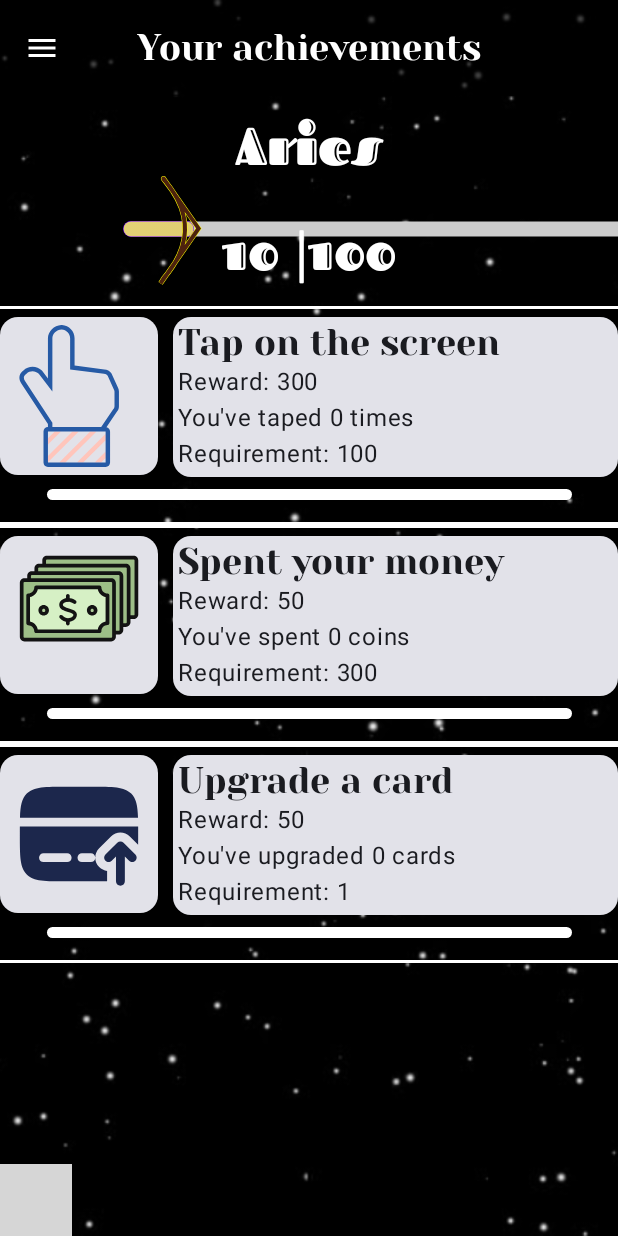
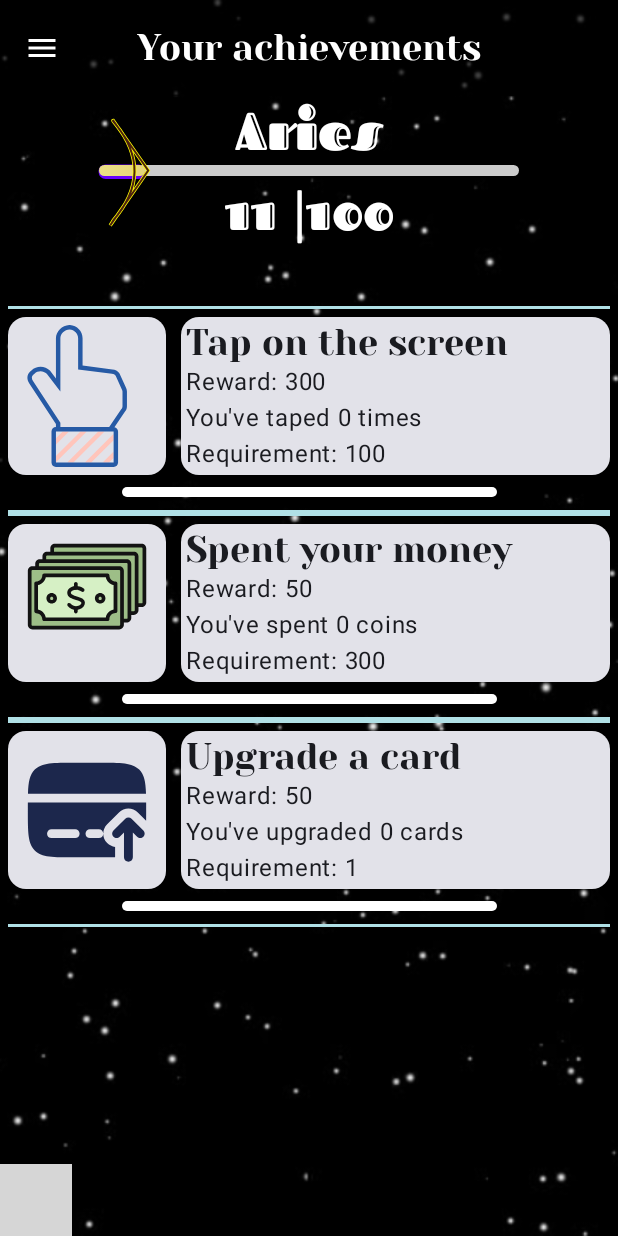
Before and after one commit to checkBG/Space, an Android app built with Jetpack Compose: the Status screen opened through its navigation route, on a phone screen of 412 x 824 dp. Run offline under Robolectric (Android 15) with nearby library versions, the phone set to English and light mode, and no system bars; our stand-ins replace window size class; libraries missing offline, so code that uses them is left out: com.exyte.animatednavbar; 1 statement that could not run was skipped; grey boxes are pictures that could not be loaded.

```diff
--- a/app/src/main/java/com/example/space/MainScreen.kt
+++ b/app/src/main/java/com/example/space/MainScreen.kt
@@ -19,7 +19,7 @@ import com.example.space.utils.SpaceScreenSize
 val gameViewModel: GameViewModel = GameViewModel()
 
 @Composable
-fun MainScreen(windowSize: WindowWidthSizeClass) {
+fun MainScreen(windowSize: WindowWidthSizeClass, modifier: Modifier = Modifier) {
     val navController = rememberNavController()
     val backStack by navController.currentBackStackEntryAsState()
     val currentScreen = backStack?.destination
@@ -59,18 +59,19 @@ fun MainScreen(windowSize: WindowWidthSizeClass) {
                 } else {
                     MaterialTheme.typography.displayMedium
                 },
-                color = Screens.valueOf(value = currentScreen?.route ?: Screens.Planet.name).color
+                color = Screens.valueOf(value = currentScreen?.route ?: Screens.Planet.name).color,
+                modifier = modifier
             )
         },
         bottomBar = {
-            BottomBar(navController = navController, currentScreen = currentScreen)
+            BottomBar(navController = navController, currentScreen = currentScreen, modifier = modifier)
         }
     ) { innerPadding ->
         BottomNavGraph(
             screenSize = screenSize,
             navController = navController,
             gameViewModel = gameViewModel,
-            modifier = Modifier.padding(innerPadding)
+            modifier = modifier.padding(innerPadding)
         )
     }
 }
--- a/app/src/main/java/com/example/space/app/bars/SpaceBottomAppBar.kt
+++ b/app/src/main/java/com/example/space/app/bars/SpaceBottomAppBar.kt
@@ -31,7 +31,7 @@ import com.exyte.animatednavbar.animation.indendshape.Height
 private var selectedIndex = mutableIntStateOf(0)
 
 @Composable
-fun BottomBar(navController: NavHostController, currentScreen: NavDestination?) {
+fun BottomBar(navController: NavHostController, currentScreen: NavDestination?, modifier: Modifier) {
     val screens = listOfScreens
     val color by animateColorAsState(
         targetValue = when (currentScreen?.route) {
@@ -48,7 +48,8 @@ fun BottomBar(navController: NavHostController, currentScreen: NavDestination?)
         barColor = Color.Transparent,
         ballColor = color,
         ballAnimation = Straight(tween(durationMillis = 450, delayMillis = 100)),
-        indentAnimation = Height(tween(300))
+        indentAnimation = Height(tween(300)),
+        modifier = modifier
     ) {
         screens.forEachIndexed { index, screen ->
             Row {
--- a/app/src/main/java/com/example/space/app/bars/SpaceTopAppBar.kt
+++ b/app/src/main/java/com/example/space/app/bars/SpaceTopAppBar.kt
@@ -12,6 +12,7 @@ import androidx.compose.material3.Text
 import androidx.compose.material3.TopAppBarDefaults
 import androidx.compose.runtime.Composable
 import androidx.compose.ui.Modifier
+import androidx.compose.ui.focus.focusModifier
 import androidx.compose.ui.graphics.Color
 import androidx.compose.ui.res.colorResource
 import androidx.compose.ui.res.stringResource
@@ -23,7 +24,8 @@ import com.example.space.R
 fun SpaceTopAppBar(
     @StringRes textTopAppBar: Int,
     @ColorRes color: Int,
-    style: TextStyle
+    style: TextStyle,
+    modifier: Modifier = Modifier
 ) {
     CenterAlignedTopAppBar(
         title = {
@@ -41,6 +43,7 @@ fun SpaceTopAppBar(
         },
         colors = TopAppBarDefaults.topAppBarColors(
             containerColor = Color.Transparent.copy(alpha = 0.7f)
-        )
+        ),
+        modifier = modifier
     )
 }
--- a/app/src/main/java/com/example/space/fundamental/StatusScreen.kt
+++ b/app/src/main/java/com/example/space/fundamental/StatusScreen.kt
@@ -16,7 +16,6 @@ import androidx.compose.foundation.layout.fillMaxSize
 import androidx.compose.foundation.layout.height
 import androidx.compose.foundation.layout.padding
 import androidx.compose.foundation.layout.size
-import androidx.compose.foundation.layout.sizeIn
 import androidx.compose.foundation.layout.width
 import androidx.compose.foundation.layout.wrapContentSize
 import androidx.compose.foundation.lazy.LazyColumn
@@ -39,8 +38,6 @@ import androidx.compose.ui.graphics.Color
 import androidx.compose.ui.graphics.Path
 import androidx.compose.ui.graphics.drawscope.Stroke
 import androidx.compose.ui.layout.ContentScale
-import androidx.compose.ui.platform.LocalConfiguration
-import androidx.compose.ui.platform.LocalDensity
 import androidx.compose.ui.res.colorResource
 import androidx.compose.ui.res.painterResource
 import androidx.compose.ui.res.stringResource
@@ -74,12 +71,14 @@ fun StatusScreen(
             currentCoins = gamePlanetState.coins,
             nextCoins = zodiacState.requireCoins,
             zodiacSign = zodiacState.zodiacSign,
+            screenSize = screenSize,
             modifier = modifier
         )
 
         ColumnOfAchievements(
             listOfAchievements = achievements,
             gameViewModel = gameViewModel,
+            screenSize = screenSize,
             modifier = modifier
                 .padding(top = 140.dp)
                 .fillMaxSize()
@@ -90,6 +89,7 @@ fun StatusScreen(
 
 @Composable
 fun ColumnOfAchievements(
+    screenSize: SpaceScreenSize,
     modifier: Modifier = Modifier,
     listOfAchievements: MutableList<Achievement>,
     gameViewModel: GameViewModel
@@ -106,7 +106,8 @@ fun ColumnOfAchievements(
                     nameOfAchievement = nameOfAchievement,
                     descriptionOfAchievement = descriptionOfAchievement,
                     isCompleted = achievement.isCompleted,
-                    imageOfAchievement = imageOfAchievement
+                    imageOfAchievement = imageOfAchievement,
+                    screenSize = screenSize
                 )
             }
         }
@@ -115,6 +116,7 @@ fun ColumnOfAchievements(
 
 @Composable
 fun CardOfAchievement(
+    screenSize: SpaceScreenSize,
     modifier: Modifier = Modifier,
     reward: Int,
     isCompleted: Boolean,
@@ -126,14 +128,33 @@ fun CardOfAchievement(
     @StringRes descriptionOfAchievement: Int,
     @DrawableRes imageOfAchievement: Int
 ) {
+    val heightOfCard = when (screenSize) {
+        SpaceScreenSize.Small -> 105.dp
+        SpaceScreenSize.Medium -> 130.dp
+        SpaceScreenSize.Large -> 135.dp
+    }
+
+    val widthOfCard = when (screenSize) {
+        SpaceScreenSize.Small -> 300.dp
+        SpaceScreenSize.Medium -> 500.dp
+        SpaceScreenSize.Large -> 700.dp
+    }
+
     val turn by animateFloatAsState(
         targetValue = if (isCompleted) 0f else listOf(360f, -360f, 720f, -720f).random(),
         animationSpec = tween(listOf(1000, 900, 800, 700, 600, 500).random()),
         label = "floatStateTurn"
     )
 
-    Column(modifier = modifier) {
-        HorizontalDivider(thickness = 2.dp, color = Color.White)
+    Column(
+        modifier = modifier.padding(end = 5.dp, start = 5.dp),
+        horizontalAlignment = Alignment.CenterHorizontally
+    ) {
+        HorizontalDivider(
+            thickness = 2.dp,
+            color = colorResource(id = R.color.light_turquoise),
+            modifier = Modifier.width(500.dp)
+        )
         Spacer(modifier = Modifier.height(5.dp))
 
         Row(
@@ -146,7 +167,7 @@ fun CardOfAchievement(
                     painter = painterResource(id = imageOfAchievement),
                     contentDescription = null,
                     modifier = Modifier
-                        .size(105.dp)
+                        .size(heightOfCard)
                         .padding(5.dp)
                         .rotate(degrees = turn)
                 )
@@ -155,7 +176,7 @@ fun CardOfAchievement(
             Spacer(modifier = Modifier.width(10.dp))
 
             if (!isCompleted && !isMaxLevel) {
-                Card(modifier = Modifier.sizeIn(minWidth = 500.dp, minHeight = 105.dp)) {
+                Card(modifier = Modifier.size(width = widthOfCard, height = heightOfCard)) {
                     Column(modifier = Modifier.padding(3.dp)) {
                         Text(
                             text = stringResource(id = nameOfAchievement),
@@ -196,7 +217,7 @@ fun CardOfAchievement(
                             )
                         )
                     ),
-                    modifier = Modifier.sizeIn(minWidth = 500.dp, minHeight = 105.dp)
+                    modifier = Modifier.size(width = widthOfCard, height = heightOfCard)
                 ) {
                     Text(
                         text = stringResource(
@@ -210,7 +231,7 @@ fun CardOfAchievement(
                     )
                 }
             } else {
-                Card(modifier = Modifier.sizeIn(minWidth = 500.dp, minHeight = 105.dp)) {
+                Card(modifier = Modifier.size(width = widthOfCard, height = heightOfCard)) {
                     Text(
                         text = stringResource(id = R.string.is_max_level),
                         style = MaterialTheme.typography.bodyLarge,
@@ -229,12 +250,19 @@ fun CardOfAchievement(
             ProgressBarForAchievement(
                 currentCoins = done,
                 requirement = requirement,
-                modifier = Modifier.fillMaxSize().wrapContentSize()
+                screenSize = screenSize,
+                modifier = Modifier
+                    .fillMaxSize()
+                    .wrapContentSize()
             )
         }
 
-        Spacer(modifier = Modifier.height(14.dp))
-        HorizontalDivider(thickness = 2.dp, color = Color.White)
+        Spacer(modifier = Modifier.height(8.dp))
+        HorizontalDivider(
+            thickness = 2.dp,
+            color = colorResource(id = R.color.light_turquoise),
+            modifier = Modifier.width(500.dp)
+        )
     }
 }
 
@@ -250,10 +278,22 @@ fun StatusScreenBackground(modifier: Modifier = Modifier) {
 
 @Composable
 fun ProgressBarForAchievement(
+    screenSize: SpaceScreenSize,
     modifier: Modifier = Modifier,
     currentCoins: Int,
     requirement: Int
 ) {
+    val heightOfProgressBar = when (screenSize) {
+        SpaceScreenSize.Small -> 7.dp
+        SpaceScreenSize.Medium -> 9.dp
+        SpaceScreenSize.Large -> 11.dp
+    }
+    val widthOfCanvas = when (screenSize) {
+        SpaceScreenSize.Small -> 250.dp
+        SpaceScreenSize.Medium -> 400.dp
+        SpaceScreenSize.Large -> 600.dp
+    }
+
     val percentage by animateFloatAsState(
         targetValue = if (currentCoins <= requirement) {
             currentCoins.toFloat() / requirement.toFloat()
@@ -263,7 +303,11 @@ fun ProgressBarForAchievement(
     )
 
     Box(modifier = modifier) {
-        Canvas(modifier = Modifier.size(width = 350.dp, height = 8.dp)) {
+        Canvas(
+            modifier = Modifier.size(
+                width = widthOfCanvas, height = heightOfProgressBar
+            )
+        ) {
             drawRoundRect( // is the background of the rect if the progress less than 100%
                 color = Color(0xFFFFFFFF),
                 size = Size(size.width, size.height - 1f),
@@ -288,122 +332,117 @@ fun ProgressBarForAchievement(
 
 @Composable
 fun ProgressBar(
+    screenSize: SpaceScreenSize,
     modifier: Modifier = Modifier,
     currentCoins: Int,
     nextCoins: Int,
     @StringRes zodiacSign: Int
 ) {
-    val configuration = LocalConfiguration.current
-    val screenWidthDp = configuration.screenWidthDp
-    val screenHeightDp = configuration.screenHeightDp
-
-    val screenWidthPx = with(LocalDensity.current) { screenWidthDp.dp.toPx() }
-    val screenHeightPx = with(LocalDensity.current) { screenHeightDp.dp.toPx() }
-
+    val intentForWidthArrow = 32f
+    val intentForHeightArrow = 50f
     val percentage by animateFloatAsState(
         targetValue = currentCoins.toFloat() / nextCoins.toFloat(),
         animationSpec = tween(300),
         label = "floatState"
     )
-    val widthOfRectForPermanentConfiguration = if (screenWidthDp <= 500) 700f else 1000f
-    val widthOfRect = (if (screenWidthDp <= 500) 700f else 1000f) * percentage
-
-    val startPositionOfAllProgressBarWidth =
-        if (screenWidthDp <= 500) screenWidthPx / 5f else screenWidthPx / 3f
-    val startPositionOfAllProgressBarHeight =
-        if (screenHeightDp <= 2000) screenHeightPx / 15f else screenHeightPx / 25f
-    val startPositionForArrow = Offset(
-        x = startPositionOfAllProgressBarWidth + widthOfRect - 30f,
-        y = startPositionOfAllProgressBarHeight
-    )
-    val startPositionForRect =
-        Offset(x = startPositionOfAllProgressBarWidth, startPositionOfAllProgressBarHeight + 43f)
     val colorOfArrow by animateColorAsState(
         targetValue = percentage.getColor(), label = "colorState"
     )
 
-
-    Box(modifier = modifier.fillMaxSize()) {
+    Box(modifier = modifier) {
+        Column(
+            modifier = Modifier.fillMaxSize(),
+            horizontalAlignment = Alignment.CenterHorizontally
+        ) {
             Text(
                 text = stringResource(id = zodiacSign),
                 style = MaterialTheme.typography.bodyMedium,
                 modifier = Modifier
-                .fillMaxSize()
-                .wrapContentSize(align = Alignment.TopCenter)
-                .padding(top = 10.dp)
             )
 
-        Canvas(modifier = Modifier.fillMaxSize()) {
+            Canvas(
+                modifier = Modifier.size(
+                    width = when (screenSize) {
+                        SpaceScreenSize.Small -> 280.dp
+                        SpaceScreenSize.Medium -> 400.dp
+                        SpaceScreenSize.Large -> 450.dp
+                    }, height = 7.5.dp
+                )
+            ) {
                 drawRoundRect( // is the background of the rect if the progress less than 100%
                     color = Color.LightGray,
-                topLeft = startPositionForRect,
-                size = Size(widthOfRectForPermanentConfiguration, 15f),
+                    size = Size(size.width, size.height),
                     cornerRadius = CornerRadius(50f)
                 )
 
                 drawRoundRect( // is the second rect of the progress. Has been created emphasizing the main rect
                     brush = Brush.linearGradient(listOf(Color(0xFF6600FF), Color(0xFF9400D3))),
-                topLeft = Offset(startPositionForRect.x - 0.5f, startPositionForRect.y - 0.5f),
-                size = Size(widthOfRect + 1f, 16f),
+                    topLeft = Offset(-0.5f, -0.5f),
+                    size = Size((size.width + 4.5f) * percentage, size.height + 3.5f),
                     cornerRadius = CornerRadius(50f)
                 )
 
                 drawRoundRect( // is the main rect of the progress
                     brush = Brush.linearGradient(listOf(Color(0xFFECE086), Color(0xFFAA7711))),
-                topLeft = startPositionForRect,
-                size = Size(widthOfRect, 15f),
+                    size = Size(size.width * percentage, size.height),
                     cornerRadius = CornerRadius(50f)
                 )
 
 
                 drawPath( // is the second arrow emphasizing a line of the main arrow
                     path = Path().apply {
-                    moveTo(startPositionForArrow.x, startPositionForArrow.y) // start position
+                        moveTo(
+                            size.width * percentage - intentForWidthArrow,
+                            size.height / 2f - intentForHeightArrow
+                        ) // start position
                         cubicTo(
-                        startPositionForArrow.x - 4f,
-                        startPositionForArrow.y, // draw a line a little lower in order to set the thickness of the arrow on the top
-                        startPositionForArrow.x + 50f,
-                        startPositionForArrow.y + 42f, // draw a line to the center. Change the first "x" in order to set the thickness of the arrow on the center on the left side
-                        startPositionForArrow.x,
-                        startPositionForArrow.y + 100f // draw a line to back to the beginning but quite lower
+                            size.width * percentage - 4f - intentForWidthArrow,
+                            size.height / 2f - intentForHeightArrow, // draw a line a little lower in order to set the thickness of the arrow on the top
+                            size.width * percentage + 50f - intentForWidthArrow,
+                            size.height / 2f + 42f - intentForHeightArrow, // draw a line to the center. Change the first "x" in order to set the thickness of the arrow on the center on the left side
+                            size.width * percentage - intentForWidthArrow,
+                            size.height / 2f + 100f - intentForHeightArrow // draw a line to back to the beginning but quite lower
                         )
                         lineTo(
-                        startPositionForArrow.x - 3f,
-                        startPositionForArrow.y + 105f
+                            size.width * percentage - 3f - intentForWidthArrow,
+                            size.height / 2f + 105f - intentForHeightArrow
                         ) // draw a line a little lower in order to set the thickness of the arrow on the bottom
                         lineTo(
-                        startPositionForArrow.x + 35f,
-                        startPositionForArrow.y + 50f
+                            size.width * percentage + 35f - intentForWidthArrow,
+                            size.height / 2f + 50f - intentForHeightArrow
                         ) // draw a line to back to the center. Change the first "x" in order to set the thickness of the arrow on the center on the right side
                         close() // we've created a line
                     },
                     brush = Brush.radialGradient(colors = listOf(Color.Green, Color.Yellow)),
-                style = Stroke(width = 5f)
+                    style = Stroke(width = 3.5f)
                 )
 
                 drawPath( // is the main arrow
                     path = Path().apply {
-                    moveTo(startPositionForArrow.x, startPositionForArrow.y) // start position
+                        moveTo(
+                            size.width * percentage - intentForWidthArrow,
+                            size.height / 2f - intentForHeightArrow
+                        ) // start position
                         cubicTo(
-                        startPositionForArrow.x - 4f,
-                        startPositionForArrow.y, // draw a line a little lower in order to set the thickness of the arrow on the top
-                        startPositionForArrow.x + 50f,
-                        startPositionForArrow.y + 42f, // draw a line to the center. Change the first "x" in order to set the thickness of the arrow on the center on the left side
-                        startPositionForArrow.x,
-                        startPositionForArrow.y + 100f // draw a line to back to the beginning but quite lower
+                            size.width * percentage - 4f - intentForWidthArrow,
+                            size.height / 2f - intentForHeightArrow, // draw a line a little lower in order to set the thickness of the arrow on the top
+                            size.width * percentage + 50f - intentForWidthArrow,
+                            size.height / 2f + 42f - intentForHeightArrow, // draw a line to the center. Change the first "x" in order to set the thickness of the arrow on the center on the left side
+                            size.width * percentage - intentForWidthArrow,
+                            size.height / 2f + 100f - intentForHeightArrow // draw a line to back to the beginning but quite lower
                         )
                         lineTo(
-                        startPositionForArrow.x - 3f,
-                        startPositionForArrow.y + 105f
+                            size.width * percentage - 3f - intentForWidthArrow,
+                            size.height / 2f + 105f - intentForHeightArrow
                         ) // draw a line a little lower in order to set the thickness of the arrow on the bottom
                         lineTo(
-                        startPositionForArrow.x + 35f,
-                        startPositionForArrow.y + 50f
+                            size.width * percentage + 35f - intentForWidthArrow,
+                            size.height / 2f + 50f - intentForHeightArrow
                         ) // draw a line to back to the center. Change the first "x" in order to set the thickness of the arrow on the center on the right side
                         close() // we've created a line
                     },
                     color = colorOfArrow,
-                style = Stroke(width = 4f)
+                    style = Stroke(width = 2f)
                 )
             }
 
@@ -411,10 +450,8 @@ fun ProgressBar(
                 text = "$currentCoins |$nextCoins",
                 style = MaterialTheme.typography.bodyMedium,
                 modifier = Modifier
-                .fillMaxSize()
-                .wrapContentSize(align = Alignment.TopCenter)
-                .padding(top = 80.dp)
             )
+        }
     }
 }
 
@@ -425,7 +462,8 @@ fun ProgressBarOfAchievementsPreview() {
         ProgressBarForAchievement(
             currentCoins = 100,
             requirement = 1000,
-            modifier = Modifier.fillMaxSize()
+            modifier = Modifier.fillMaxSize(),
+            screenSize = SpaceScreenSize.Small
         )
     }
 }
@@ -433,8 +471,13 @@ fun ProgressBarOfAchievementsPreview() {
 @Preview(showBackground = true, showSystemUi = true)
 @Composable
 fun DrawArrowPreview() {
-    SpaceTheme {
-        ProgressBar(currentCoins = 40, nextCoins = 100, zodiacSign = R.string.zodiac_sign_aries)
+    SpaceTheme(darkTheme = true) {
+        ProgressBar(
+            currentCoins = 40,
+            nextCoins = 100,
+            zodiacSign = R.string.zodiac_sign_aries,
+            screenSize = SpaceScreenSize.Small
+        )
     }
 }
 
@@ -451,6 +494,17 @@ fun StatusScreenCompactPreview() {
 
 @Preview(showBackground = true, widthDp = 700)
 @Composable
+fun StatusScreenMediumPreview() {
+    SpaceTheme {
+        StatusScreen(
+            modifier = Modifier, gameViewModel = viewModel(),
+            screenSize = SpaceScreenSize.Medium
+        )
+    }
+}
+
+@Preview(showBackground = true, widthDp = 1000)
+@Composable
 fun StatusScreenLargePreview() {
     SpaceTheme {
         StatusScreen(
--- a/app/src/main/java/com/example/space/model/TopAndBottomBarNames.kt
+++ /dev/null
@@ -1 +0,0 @@
-package com.example.space.model
```
Also changed, not shown: app/src/main/java/com/example/space/MainActivity.kt (+8 -1 lines), app/src/main/java/com/example/space/fundamental/PlanetScreen.kt (+80 -22 lines), app/src/main/java/com/example/space/fundamental/UpgradeScreen.kt (+52 -15 lines), 2 other files. Lines whose indentation alone changed are shown as unchanged.
